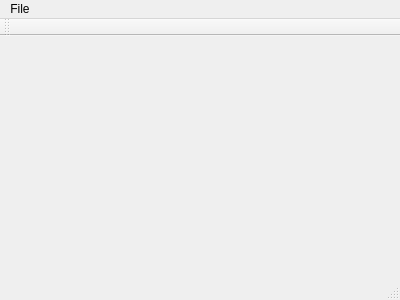
Above: ProjectController/ProjectController/mainwindow.ui from Montzter/ProjectController before the change. Below: the same form after it.
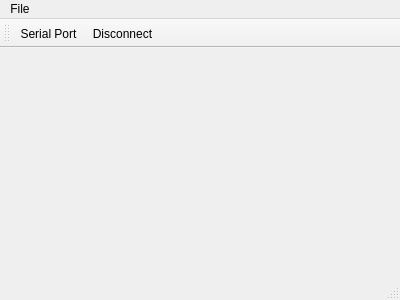
That is the form after the change. Icons and pictures are not drawn.

Commit message:
Added functionality: Icons and status bar
Added icons and status bar messages

```diff
--- a/ProjectController/ProjectController/mainwindow.ui
+++ b/ProjectController/ProjectController/mainwindow.ui
@@ -13,6 +13,12 @@
   <property name="windowTitle">
    <string>MainWindow</string>
   </property>
+  <property name="iconSize">
+   <size>
+    <width>24</width>
+    <height>24</height>
+   </size>
+  </property>
   <widget class="QWidget" name="centralWidget"/>
   <widget class="QMenuBar" name="menuBar">
    <property name="geometry">
@@ -39,6 +45,8 @@
    <attribute name="toolBarBreak">
     <bool>false</bool>
    </attribute>
+   <addaction name="actionSerial_Port"/>
+   <addaction name="actionDisconnect"/>
   </widget>
   <widget class="QStatusBar" name="statusBar"/>
   <action name="actionSerial_Port">
@@ -51,6 +59,15 @@
     <string>Close</string>
    </property>
   </action>
+  <action name="actionDisconnect">
+   <property name="icon">
+    <iconset resource="res.qrc">
+     <normaloff>:/icons/icons/Disconnect.ico</normaloff>:/icons/icons/Disconnect.ico</iconset>
+   </property>
+   <property name="text">
+    <string>Disconnect</string>
+   </property>
+  </action>
  </widget>
  <layoutdefault spacing="6" margin="11"/>
  <resources/>
```
Left out of the diff: 15 changed lines with no effect on the pictures. The commit also changes 25 other files.
